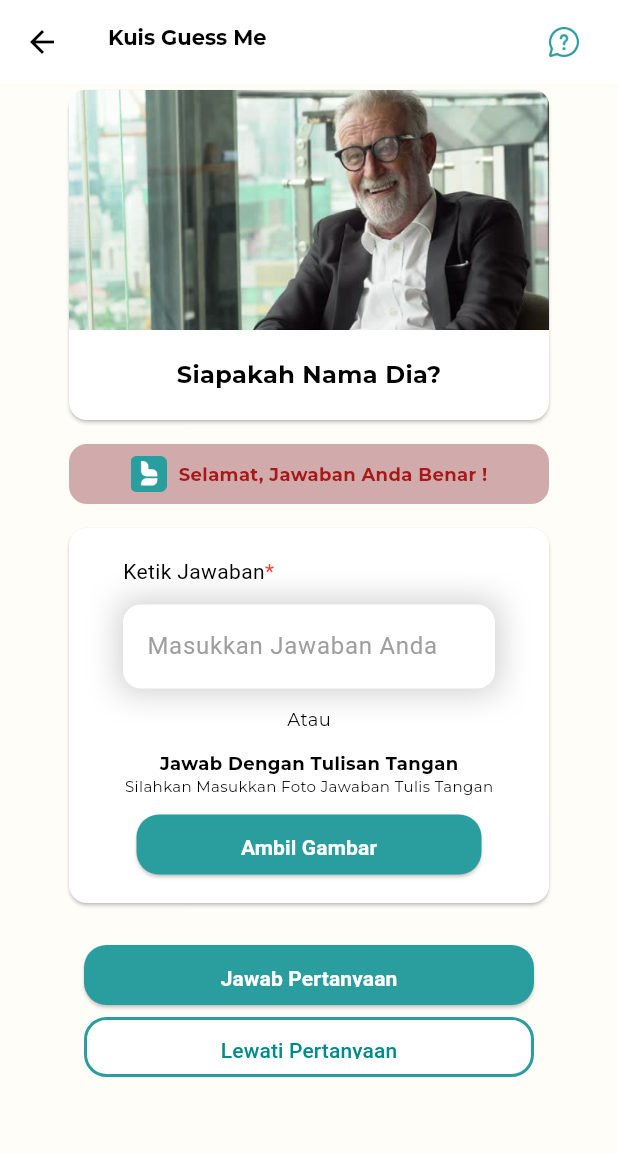
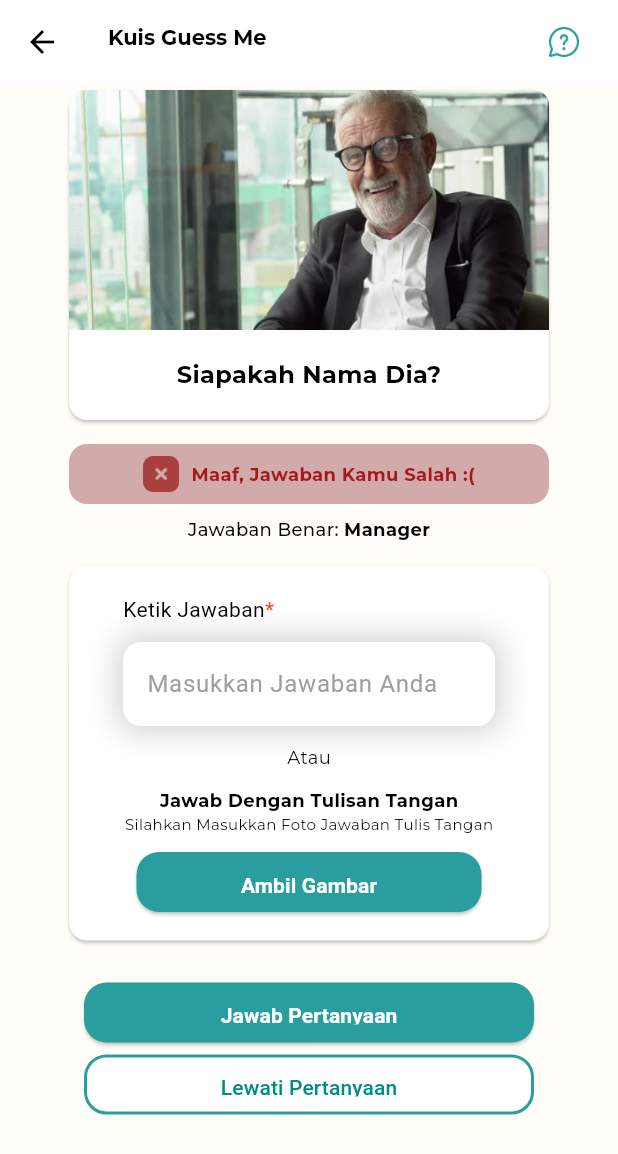
Before and after one commit to dhifanrazaqa/buddymensian, a Flutter app: the KuisGuessMeScreen screen opened directly, on a phone screen of 412 x 824 dp. Shown: the top 1154 px of the screen. Run offline on Flutter 3.47's test engine with Material 3 defaults, Android fonts, the phone set to English and light mode, and no system bars; our stand-ins replace cloud_firestore, firebase_auth, firebase_core, google_fonts, google_sign_in, image_picker and 1 more; accounts and stored records are empty.

Commit message:
Update: Fix Kuis Guess Me

```diff
--- a/lib/screens/guessme/kuis_guess_me_screen.dart
+++ b/lib/screens/guessme/kuis_guess_me_screen.dart
@@ -234,7 +234,7 @@ Widget JawabanBenar() {
               mainAxisAlignment: MainAxisAlignment.center,
               children: [
                 Image.asset(
-                  'assets/images/logo/Logo v1.png',
+                  'assets/icons/ic_ceklis.png',
                   height: 24,
                 ),
                 SizedBox(
@@ -280,23 +280,48 @@ Widget JawabanSalah() {
               mainAxisAlignment: MainAxisAlignment.center,
               children: [
                 Image.asset(
-                  'assets/images/logo/Logo v1.png',
+                  'assets/icons/ic_silang.png',
                   height: 24,
                 ),
                 SizedBox(
                   width: 8,
                 ),
                 Text(
-                  'Selamat, Jawaban Anda Benar !',
+                  'Maaf, Jawaban Kamu Salah :(',
                   style: GoogleFonts.montserrat(
                       textStyle: TextStyle(
                           fontSize: 12,
                           fontWeight: FontWeight.w700,
                           color: Color(0XFFA71818))),
-                )
+                ),
               ],
             ),
           )),
+          SizedBox(
+        height: 8,
+      ),
+      Row(
+        mainAxisAlignment: MainAxisAlignment.center,
+        crossAxisAlignment: CrossAxisAlignment.center,
+        children: [
+          Text(
+            'Jawaban Benar: ',
+            style: GoogleFonts.montserrat(
+                textStyle: TextStyle(
+              fontSize: 12,
+              fontWeight: FontWeight.w500,
+            )),
+          ),
+          Text(
+            'Manager',
+            style: GoogleFonts.montserrat(
+                textStyle: TextStyle(
+              fontSize: 12,
+              fontWeight: FontWeight.w700,
+            )),
+          ),
+        ],
+      )
     ],
   );
 }
```
Also changed, not shown: assets/icons/ic_ceklis.png (added), assets/icons/ic_silang.png (added).
